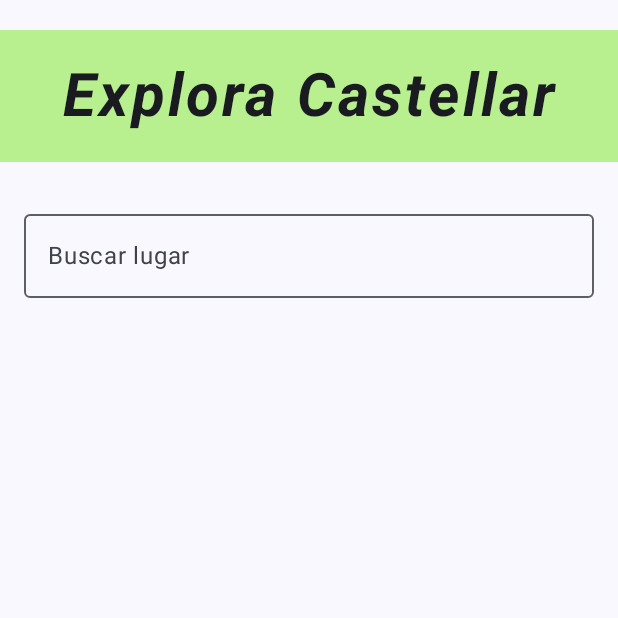
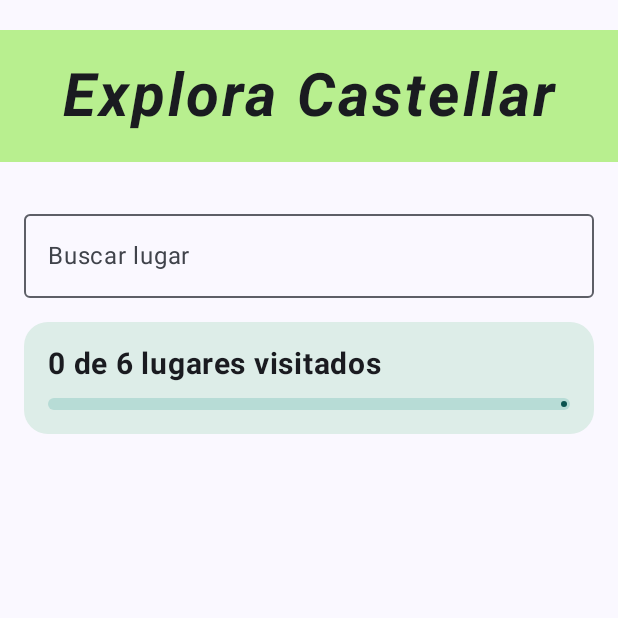
Before and after one commit to VoidVictor/ExploraCastellar, an Android app built with Jetpack Compose: the screen it shows after launch (MainActivity), on a phone screen of 412 x 824 dp, the top half of it. Run offline under Robolectric (Android 15) with nearby library versions, the phone set to English and light mode, and no system bars.

Commit message:
Models hechos. DatosEjemplo hecho. Barra de progreso hecha.

```diff
--- a/app/src/main/java/com/victorbustos/exploracastellar/MainActivity.kt
+++ b/app/src/main/java/com/victorbustos/exploracastellar/MainActivity.kt
@@ -11,9 +11,10 @@ import androidx.compose.foundation.layout.Row
 import androidx.compose.foundation.layout.Spacer
 import androidx.compose.foundation.layout.fillMaxSize
 import androidx.compose.foundation.layout.fillMaxWidth
+import androidx.compose.foundation.layout.height
 import androidx.compose.foundation.layout.padding
-import androidx.compose.material3.Divider
-import androidx.compose.material3.HorizontalDivider
+import androidx.compose.foundation.shape.RoundedCornerShape
+import androidx.compose.material3.LinearProgressIndicator
 import androidx.compose.material3.OutlinedTextField
 import androidx.compose.material3.Scaffold
 import androidx.compose.material3.Text
@@ -24,11 +25,13 @@ import androidx.compose.runtime.saveable.rememberSaveable
 import androidx.compose.runtime.setValue
 import androidx.compose.ui.Modifier
 import androidx.compose.ui.graphics.Color
+import androidx.compose.ui.graphics.StrokeCap
 import androidx.compose.ui.res.colorResource
 import androidx.compose.ui.text.font.FontStyle
 import androidx.compose.ui.text.font.FontWeight
 import androidx.compose.ui.unit.dp
 import androidx.compose.ui.unit.sp
+import com.victorbustos.exploracastellar.data.DatosEjemplo
 import com.victorbustos.exploracastellar.ui.theme.ExploraCastellarTheme
 
 class MainActivity : ComponentActivity() {
@@ -48,6 +51,9 @@ class MainActivity : ComponentActivity() {
 @Composable
 fun PantallaPrincipal(modifier: Modifier = Modifier) {
     var busqueda by rememberSaveable() { mutableStateOf("") }
+    var lugares by rememberSaveable() { mutableStateOf(DatosEjemplo.lugares) }
+    val visitados = lugares.count { it.visitado }
+    val total = lugares.size
     Column(
         Modifier
             .fillMaxSize()
@@ -80,5 +86,30 @@ fun PantallaPrincipal(modifier: Modifier = Modifier) {
                 .fillMaxWidth()
                 .padding(16.dp)
         )
+        Column(
+            Modifier
+                .fillMaxWidth()
+                .padding(horizontal = 16.dp)
+                .background(Color(0xFFDDEDE8), RoundedCornerShape(16.dp))
+                .padding(16.dp)
+        ) {
+            Text(
+                "$visitados de $total lugares visitados",
+                fontWeight = FontWeight.Bold,
+                fontSize = 20.sp
+            )
+            Spacer(Modifier.padding(5.dp))
+            LinearProgressIndicator(
+                progress = { if (total == 0) 0f else visitados.toFloat() / total },
+                color = Color(0xFF0A5450),
+                trackColor = Color(0xFFB7DCD6),
+                strokeCap = StrokeCap.Round,
+                modifier = Modifier
+                    .fillMaxWidth()
+                    .height(8.dp)
+
+            )
+        }
     }
+
 }
--- /dev/null
+++ b/app/src/main/java/com/victorbustos/exploracastellar/data/DatosEjemplo.kt
@@ -0,0 +1,86 @@
+package com.victorbustos.exploracastellar.data
+
+import androidx.compose.ui.res.stringResource
+import com.victorbustos.exploracastellar.R
+import com.victorbustos.exploracastellar.data.model.Dificultad
+import com.victorbustos.exploracastellar.data.model.Lugar
+import com.victorbustos.exploracastellar.data.model.Reto
+import com.victorbustos.exploracastellar.data.model.TipoReto
+
+object DatosEjemplo {
+    val lugares: List<Lugar> = listOf(
+
+        Lugar(
+            id = 1,
+            nombre = R.string.lugar_1_nombre,
+            zona = R.string.zona_castellar,
+            descripcion = R.string.lugar_1_desc,
+            imagen = R.drawable.lugar_castellar,
+            listaRetos = listOf(
+                Reto(1, R.string.reto_1, Dificultad.FACIL, TipoReto.Pregunta("Carretera del Pi")),
+                Reto(2, R.string.reto_2, Dificultad.FACIL, TipoReto.Foto)
+            )
+        ),
+
+        Lugar(
+            id = 2,
+            nombre = R.string.lugar_2_nombre,
+            zona = R.string.zona_castellar,
+            descripcion = R.string.lugar_2_desc,
+            imagen = R.drawable.lugar_iglesia,
+            listaRetos = listOf(
+                Reto(3, R.string.reto_3, Dificultad.FACIL, TipoReto.Foto),
+                Reto(4, R.string.reto_4, Dificultad.MEDIA, TipoReto.Pregunta("Lepanto"))
+            )
+        ),
+
+        Lugar(
+            id = 3,
+            nombre = R.string.lugar_3_nombre,
+            zona = R.string.zona_oliveral,
+            descripcion = R.string.lugar_3_desc,
+            imagen = R.drawable.lugar_brosquil,
+            listaRetos = listOf(
+                Reto(5, R.string.reto_5, Dificultad.MEDIA, TipoReto.Pregunta("XVIII")),
+                Reto(6, R.string.reto_6, Dificultad.FACIL, TipoReto.Busca())
+            )
+        ),
+
+        Lugar(
+            id = 4,
+            nombre = R.string.lugar_4_nombre,
+            zona = R.string.zona_oliveral_pinedo,
+            descripcion = R.string.lugar_4_desc,
+            imagen = R.drawable.lugar_cami_tremolar,
+            listaRetos = listOf(
+                Reto(7, R.string.reto_7, Dificultad.MEDIA, TipoReto.Foto),
+                Reto(8, R.string.reto_8, Dificultad.FACIL, TipoReto.Pregunta("Albufera"))
+            )
+        ),
+
+        Lugar(
+            id = 5,
+            nombre = R.string.lugar_5_nombre,
+            zona = R.string.zona_tremolar,
+            descripcion = R.string.lugar_5_desc,
+            imagen = R.drawable.lugar_puerto_tremolar,
+            listaRetos = listOf(
+                Reto(9, R.string.reto_9, Dificultad.DIFICIL, TipoReto.Pregunta("Alfafar")),
+                Reto(10, R.string.reto_10, Dificultad.DIFICIL, TipoReto.Pregunta("Barca")),
+                Reto(11, R.string.reto_11, Dificultad.MEDIA, TipoReto.Foto)
+            )
+        ),
+
+        Lugar(
+            id = 6,
+            nombre = R.string.lugar_6_nombre,
+            zona = R.string.zona_saler,
+            descripcion = R.string.lugar_6_desc,
+            imagen = R.drawable.lugar_estany_pujol,
+            listaRetos = listOf(
+                Reto(12, R.string.reto_12, Dificultad.MEDIA, TipoReto.Foto),
+                Reto(13, R.string.reto_13, Dificultad.MEDIA, TipoReto.Pregunta("Devesa"))
+            )
+        )
+    )
+}
--- /dev/null
+++ b/app/src/main/java/com/victorbustos/exploracastellar/data/model/Dificultad.kt
@@ -0,0 +1,7 @@
+package com.victorbustos.exploracastellar.data.model
+
+enum class Dificultad {
+    FACIL,
+    MEDIA,
+    DIFICIL
+}
--- /dev/null
+++ b/app/src/main/java/com/victorbustos/exploracastellar/data/model/Lugar.kt
@@ -0,0 +1,14 @@
+package com.victorbustos.exploracastellar.data.model
+
+import androidx.annotation.DrawableRes
+import androidx.annotation.StringRes
+
+data class Lugar(
+    val id: Int,
+    @StringRes val nombre: Int,
+    @StringRes val zona: Int,
+    @StringRes val descripcion: Int,
+    @DrawableRes val imagen: Int,
+    val listaRetos:List<Reto>,
+    val visitado: Boolean = false
+)
--- /dev/null
+++ b/app/src/main/java/com/victorbustos/exploracastellar/data/model/Reto.kt
@@ -0,0 +1,10 @@
+package com.victorbustos.exploracastellar.data.model
+
+import androidx.annotation.StringRes
+
+data class Reto(
+    val id: Int,
+    @StringRes val enunciado:Int,
+    val dificultad: Enum<Dificultad>,
+    val tipo: TipoReto
+)
--- /dev/null
+++ b/app/src/main/java/com/victorbustos/exploracastellar/data/model/TipoReto.kt
@@ -0,0 +1,7 @@
+package com.victorbustos.exploracastellar.data.model
+
+sealed interface TipoReto {
+    data class Pregunta(val respuesta: String) : TipoReto
+    data object Foto : TipoReto
+    data class Busca(val pista: String? = null) : TipoReto
+}
--- a/app/src/main/res/values/strings.xml
+++ b/app/src/main/res/values/strings.xml
@@ -1,3 +1,44 @@
 <resources>
     <string name="app_name">Explora Castellar</string>
+
+    <!-- Zonas -->
+    <string name="zona_castellar">Castellar</string>
+    <string name="zona_oliveral">L\'Oliveral</string>
+    <string name="zona_oliveral_pinedo">Entre l\'Oliveral y Pinedo</string>
+    <string name="zona_tremolar">El Tremolar (Alfafar)</string>
+    <string name="zona_saler">El Saler</string>
+
+    <!-- Lugares -->
+    <string name="lugar_1_nombre">Núcleo antiguo de Castellar</string>
+    <string name="lugar_1_desc">El pueblo nació de juntar dos núcleos: Castellar, al norte de la Carrera del Pi, y l\'Oliveral, al sur.</string>
+
+    <string name="lugar_2_nombre">Iglesia de Nuestra Señora de Lepanto</string>
+    <string name="lugar_2_desc">La parroquia de Castellar, una de las paradas de la ruta Pobles del Sud del Ayuntamiento.</string>
+
+    <string name="lugar_3_nombre">Alquería del Brosquil</string>
+    <string name="lugar_3_desc">Alquería protegida del siglo XVIII con patio porticado, rodeada de naranjos.</string>
+
+    <string name="lugar_4_nombre">Camí del Tremolar</string>
+    <string name="lugar_4_desc">Camino de huerta entre l\'Oliveral y Pinedo, con barracas y casas tradicionales junto a la Albufera.</string>
+
+    <string name="lugar_5_nombre">Puerto de El Tremolar</string>
+    <string name="lugar_5_desc">Pequeño embarcadero entre canales y arrozales. Antes llegaban aquí barcas cargadas de arroz para trillarlo.</string>
+
+    <string name="lugar_6_nombre">Estany del Pujol</string>
+    <string name="lugar_6_desc">El lago de El Saler, en plena Devesa. Uno de los mejores sitios para ver la puesta de sol.</string>
+
+    <!-- Retos -->
+    <string name="reto_1">¿Qué calle separa Castellar del Oliveral?</string>
+    <string name="reto_2">Haz una foto del cartel de la Carrera del Pi</string>
+    <string name="reto_3">Haz una foto de la fachada de la iglesia</string>
+    <string name="reto_4">¿A qué batalla hace referencia el nombre de la iglesia?</string>
+    <string name="reto_5">¿De qué siglo es la Alquería del Brosquil?</string>
+    <string name="reto_6">Busca qué árboles frutales rodean la alquería</string>
+    <string name="reto_7">Encuentra una barraca y hazle una foto (sin entrar en propiedad privada)</string>
+    <string name="reto_8">¿Qué parque natural empieza justo al lado del camino?</string>
+    <string name="reto_9">¿A qué municipio pertenece El Tremolar?</string>
+    <string name="reto_10">En las fiestas de junio, ¿en qué llega la Virgen al Tremolar?</string>
+    <string name="reto_11">Haz una foto de una barca amarrada en el embarcadero</string>
+    <string name="reto_12">Haz una foto de la puesta de sol desde el lago</string>
+    <string name="reto_13">¿Cómo se llama el bosque que rodea el lago?</string>
 </resources>
```
Also changed, not shown: app/src/main/res/drawable/lugar_cami_tremolar.png (added), 5 other files.
